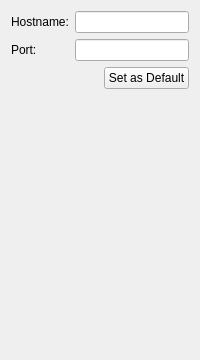
The window that src/plugins/DirectConnection/DirectConnectionPage.ui (OpenSpeedShop/gui) describes before a commit, drawn with Qt 5.
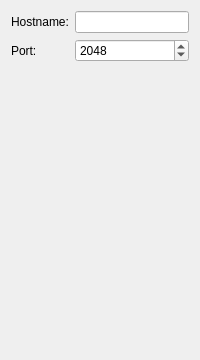
The same window after the commit.

Commit message: Moved connection manager away from QDockWidget controls to a more integrated methodology; fixed exception handling in most widgets.

The edit to the form file:
```diff
--- a/src/plugins/DirectConnection/DirectConnectionPage.ui
+++ b/src/plugins/DirectConnection/DirectConnectionPage.ui
@@ -16,9 +16,6 @@
   <layout class="QVBoxLayout" name="verticalLayout">
    <item>
     <layout class="QFormLayout" name="formLayout">
-     <property name="fieldGrowthPolicy">
-      <enum>QFormLayout::AllNonFixedFieldsGrow</enum>
-     </property>
      <item row="0" column="0">
       <widget class="QLabel" name="lblHostname">
        <property name="text">
@@ -37,29 +34,15 @@
       </widget>
      </item>
      <item row="1" column="1">
-      <widget class="QLineEdit" name="txtPort"/>
-     </item>
-    </layout>
-   </item>
-   <item>
-    <layout class="QHBoxLayout" name="horizontalLayout">
-     <item>
-      <spacer name="horizontalSpacer">
-       <property name="orientation">
-        <enum>Qt::Horizontal</enum>
+      <widget class="QSpinBox" name="txtPort">
+       <property name="minimum">
+        <number>1000</number>
        </property>
-       <property name="sizeHint" stdset="0">
-        <size>
-         <width>40</width>
-         <height>20</height>
-        </size>
+       <property name="maximum">
+        <number>65535</number>
        </property>
-      </spacer>
-     </item>
-     <item>
-      <widget class="QPushButton" name="btnSetDefault">
-       <property name="text">
-        <string>Set as Default</string>
+       <property name="value">
+        <number>2048</number>
        </property>
       </widget>
      </item>
```
The commit also changes 33 other files.
